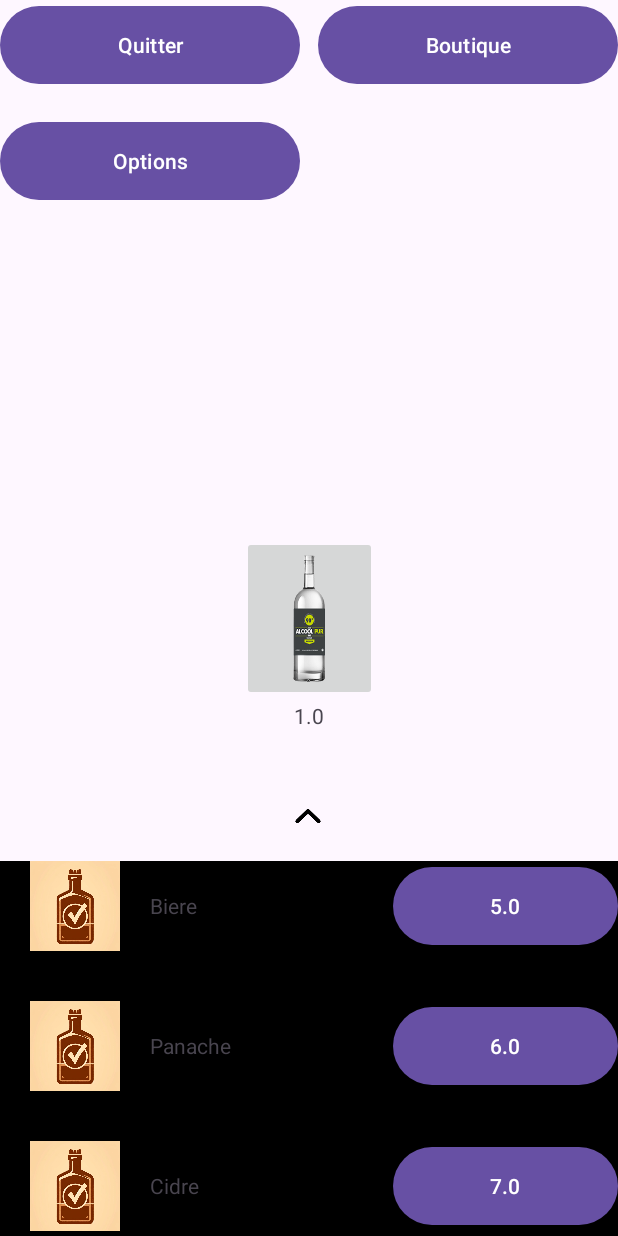
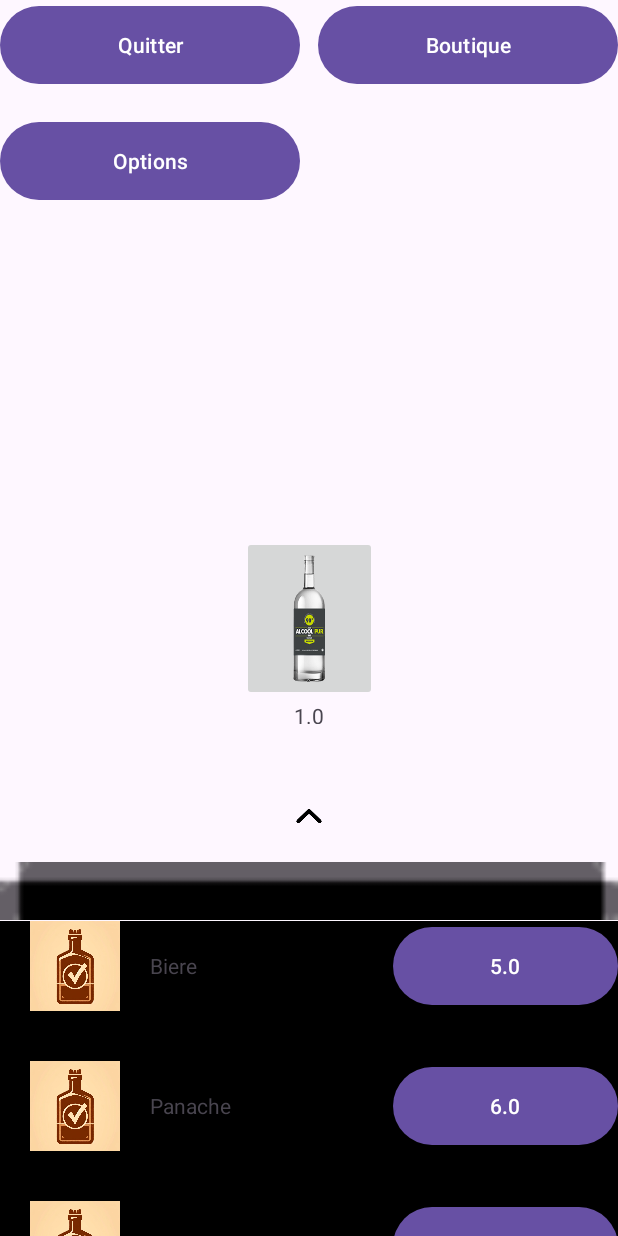
Before and after one commit to BanPerm/My_vodka, an Android app: the screen it shows after launch (MainActivity), after a tap on an icon or button, on a phone screen of 412 x 824 dp. Run offline under Robolectric (Android 15) with nearby library versions, the phone set to English and light mode, and no system bars.

Commit message:
j'ai fais des trucs

```diff
--- a/app/src/main/java/com/example/my_vodka/MainActivity.java
+++ b/app/src/main/java/com/example/my_vodka/MainActivity.java
@@ -17,6 +17,7 @@ import android.widget.TextView;
 import android.widget.Toast;
 
 import androidx.appcompat.app.AppCompatActivity;
+import androidx.constraintlayout.widget.ConstraintLayout;
 
 import com.example.my_vodka.boissons.Absinthe;
 import com.example.my_vodka.boissons.AlcoolAbstract;
@@ -56,8 +57,9 @@ public class MainActivity extends AppCompatActivity implements View.OnClickListe
     private Player player;
     private PlayerDataHandler playerDataHandler;
     private boolean isMenuOpen = true;
+    private TextView score;
     private ImageView arrowButton;
-    private ScrollView menuLayout;
+    private ConstraintLayout menuLayout;
     private ArrayList<AlcoolAbstract> list_alcohol = new ArrayList<>();
 
     @Override
@@ -81,7 +83,7 @@ public class MainActivity extends AppCompatActivity implements View.OnClickListe
         Button preferences = findViewById(R.id.preferences);
         Button quitButton = findViewById(R.id.quitButton);
 
-        TextView score = findViewById(R.id.score);
+        score = findViewById(R.id.score);
 
         score.setText(String.valueOf(player.getClickCount()));
 
@@ -93,7 +95,7 @@ public class MainActivity extends AppCompatActivity implements View.OnClickListe
 
         //Création menu toggle
         arrowButton = findViewById(R.id.arrowButton);
-        menuLayout = findViewById(R.id.menuScrollView);
+        menuLayout = findViewById(R.id.menu);
         createListAlcohol();
         afficherAlcohol();
     }
@@ -182,6 +184,9 @@ public class MainActivity extends AppCompatActivity implements View.OnClickListe
             button.setOnClickListener(new View.OnClickListener() {
                 @Override
                 public void onClick(View v) {
+                    if (player.getAlcoolLevel()>a.getAlcoolPrice()){
+                        player.setAlcoolLevelScore((float) (player.getAlcoolLevel()-a.getAlcoolPrice()));
+                        score.setText(""+player.getAlcoolLevel());
                         double newPrice = a.setNewPriceAfterBuy();
 
                         String formattedPrice;
@@ -192,6 +197,8 @@ public class MainActivity extends AppCompatActivity implements View.OnClickListe
                         }
                         button.setText(formattedPrice);
                         //Calcul bonus player
+                    }
+
                 }
             });
 
@@ -209,14 +216,14 @@ public class MainActivity extends AppCompatActivity implements View.OnClickListe
     }
 
     private void openMenu(View view) {
-        menuLayout.setVisibility(View.VISIBLE);
+        //menuLayout.setVisibility(View.VISIBLE);
         arrowButton.setRotation(180);
-        arrowButton.setTranslationY(0);
+        menuLayout.setTranslationY(0);
     }
 
     private void closeMenu(View view) {
-        menuLayout.setVisibility(View.GONE);
+        //menuLayout.setVisibility(View.GONE);
         arrowButton.setRotation(0);
-        arrowButton.setTranslationY(250*view.getResources().getDisplayMetrics().density);
+        menuLayout.setTranslationY(250*view.getResources().getDisplayMetrics().density);
     }
 }
--- a/app/src/main/java/com/example/my_vodka/player/Player.java
+++ b/app/src/main/java/com/example/my_vodka/player/Player.java
@@ -22,7 +22,7 @@ public class Player implements View.OnClickListener {
 
     private void updateScore() {
         if (score != null) {
-            score.setText(String.valueOf(this.clickCount));
+            score.setText(String.valueOf(this.alcoolLevel));
         }
     }
 
--- a/app/src/main/res/layout/activity_main.xml
+++ b/app/src/main/res/layout/activity_main.xml
@@ -64,13 +64,20 @@
     <TextView
         android:id="@+id/score"
         android:layout_width="200dp"
-        android:layout_height="16dp"
+        android:layout_height="15dp"
         android:hint="@string/taux_d_alcool_mie"
         android:inputType="numberDecimal"
         android:gravity="center"
+        app:layout_constraintTop_toBottomOf="@id/player"
         app:layout_constraintEnd_toEndOf="parent"
-        app:layout_constraintStart_toStartOf="parent"
-        app:layout_constraintTop_toBottomOf="@id/player" />
+        app:layout_constraintStart_toStartOf="parent" />
+
+    <androidx.constraintlayout.widget.ConstraintLayout
+        android:id="@+id/menu"
+        android:layout_width="match_parent"
+        android:layout_height="match_parent">
+
+
 
     <ImageView
         android:id="@+id/arrowButton"
@@ -82,8 +89,17 @@
         android:src="@drawable/arrowtest"
         app:layout_constraintBottom_toBottomOf="parent"
         app:layout_constraintEnd_toEndOf="parent"
-        app:layout_constraintHorizontal_bias="0.498"
+        app:layout_constraintHorizontal_bias="0.5"
         app:layout_constraintStart_toStartOf="parent" />
+
+    <ImageView
+        android:id="@+id/menuBar"
+        android:layout_width="match_parent"
+        android:layout_height="40dp"
+        android:src="@drawable/nikhilregarde_1"
+        app:layout_constraintTop_toBottomOf="@id/arrowButton"
+        app:layout_constraintEnd_toEndOf="parent"
+        app:layout_constraintStart_toStartOf="parent"/>
 
     <ScrollView
         android:id="@+id/menuScrollView"
@@ -92,7 +108,7 @@
         app:layout_constraintHeight_max="250dp"
         app:layout_constraintEnd_toEndOf="parent"
         app:layout_constraintStart_toStartOf="parent"
-        app:layout_constraintTop_toBottomOf="@+id/arrowButton">
+        app:layout_constraintTop_toBottomOf="@+id/menuBar">
 
         <LinearLayout
             android:id="@+id/menuLayout"
@@ -103,5 +119,8 @@
 
         </LinearLayout>
     </ScrollView>
+    </androidx.constraintlayout.widget.ConstraintLayout>
+
+
 
 </androidx.constraintlayout.widget.ConstraintLayout>
```
Also changed, not shown: app/src/main/res/drawable/nikhilregarde_1.png (added). Lines whose indentation alone changed are shown as unchanged.
